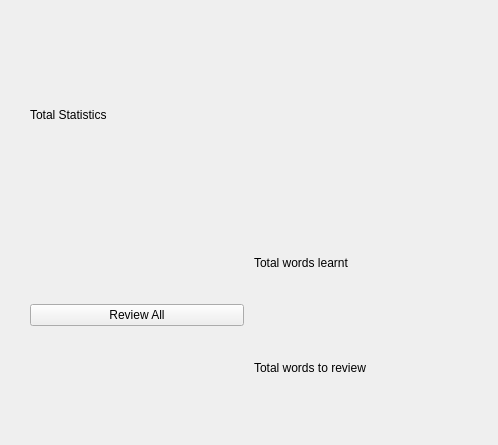
The window that src/gui/total_stats_widget.ui (tombranfield/spaced_repeating_vocabulary) describes before a commit, drawn with Qt 5.
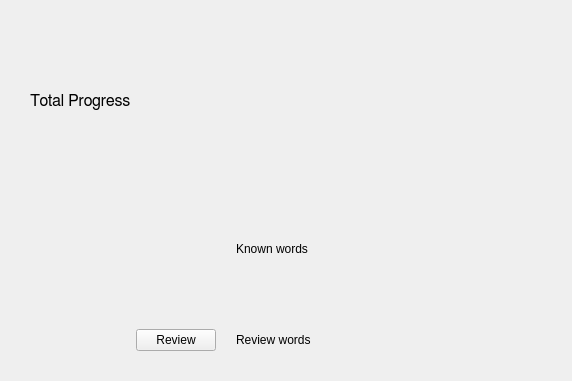
The same window after the commit.

Commit message: Made stats_widget look attractive and matches course_chooser_widget

Patch:
```diff
--- a/src/gui/total_stats_widget.ui
+++ b/src/gui/total_stats_widget.ui
@@ -6,23 +6,20 @@
    <rect>
     <x>0</x>
     <y>0</y>
-    <width>498</width>
-    <height>445</height>
+    <width>572</width>
+    <height>381</height>
    </rect>
   </property>
   <property name="windowTitle">
    <string>MainWindow</string>
   </property>
   <widget class="QWidget" name="centralwidget">
-   <layout class="QVBoxLayout" name="verticalLayout_3">
-    <property name="spacing">
-     <number>6</number>
-    </property>
+   <layout class="QVBoxLayout" name="verticalLayout_2">
     <property name="leftMargin">
      <number>30</number>
     </property>
     <property name="topMargin">
-     <number>15</number>
+     <number>20</number>
     </property>
     <property name="rightMargin">
      <number>30</number>
@@ -31,45 +28,84 @@
      <number>30</number>
     </property>
     <item>
-     <layout class="QVBoxLayout" name="verticalLayout_2">
-      <property name="spacing">
-       <number>0</number>
+     <widget class="QLabel" name="title_label">
+      <property name="minimumSize">
+       <size>
+        <width>0</width>
+        <height>0</height>
+       </size>
       </property>
+      <property name="maximumSize">
+       <size>
+        <width>361</width>
+        <height>266</height>
+       </size>
+      </property>
+      <property name="font">
+       <font>
+        <family>FreeSans</family>
+        <pointsize>12</pointsize>
+        <weight>50</weight>
+        <bold>false</bold>
+       </font>
+      </property>
+      <property name="text">
+       <string>Total Progress</string>
+      </property>
+     </widget>
+    </item>
+    <item>
+     <layout class="QHBoxLayout" name="horizontalLayout">
       <item>
-       <widget class="QLabel" name="title_label">
-        <property name="text">
-         <string>Total Statistics</string>
+       <spacer name="horizontalSpacer">
+        <property name="orientation">
+         <enum>Qt::Horizontal</enum>
         </property>
-       </widget>
+        <property name="sizeHint" stdset="0">
+         <size>
+          <width>40</width>
+          <height>20</height>
+         </size>
+        </property>
+       </spacer>
       </item>
       <item>
-       <layout class="QHBoxLayout" name="horizontalLayout">
+       <layout class="QVBoxLayout" name="verticalLayout">
         <property name="spacing">
-         <number>10</number>
+         <number>20</number>
         </property>
         <item>
-         <widget class="QPushButton" name="review_all_button">
-          <property name="text">
-           <string>Review All</string>
-          </property>
-         </widget>
-        </item>
-        <item>
-         <layout class="QVBoxLayout" name="verticalLayout">
+         <layout class="QGridLayout" name="gridLayout">
           <property name="spacing">
-           <number>10</number>
+           <number>20</number>
           </property>
-          <item>
-           <widget class="QLabel" name="label">
+          <item row="0" column="1">
+           <widget class="QLabel" name="known_words_label">
+            <property name="minimumSize">
+             <size>
+              <width>200</width>
+              <height>0</height>
+             </size>
+            </property>
             <property name="text">
-             <string>Total words learnt</string>
+             <string>Known words</string>
             </property>
            </widget>
           </item>
-          <item>
-           <widget class="QLabel" name="label_2">
+          <item row="1" column="0">
+           <widget class="QPushButton" name="review_button">
+            <property name="enabled">
+             <bool>true</bool>
+            </property>
             <property name="text">
-             <string>Total words to review</string>
+             <string>Review</string>
+            </property>
+           </widget>
+          </item>
+          <item row="1" column="1">
+           <widget class="QLabel" name="review_words_label">
+            <property name="text">
+             <string>Review words</string>
             </property>
            </widget>
           </item>
@@ -77,6 +113,19 @@
         </item>
        </layout>
       </item>
+      <item>
+       <spacer name="horizontalSpacer_2">
+        <property name="orientation">
+         <enum>Qt::Horizontal</enum>
+        </property>
+        <property name="sizeHint" stdset="0">
+         <size>
+          <width>40</width>
+          <height>20</height>
+         </size>
+        </property>
+       </spacer>
+      </item>
      </layout>
     </item>
    </layout>
```
The commit also changes 3 other files.
